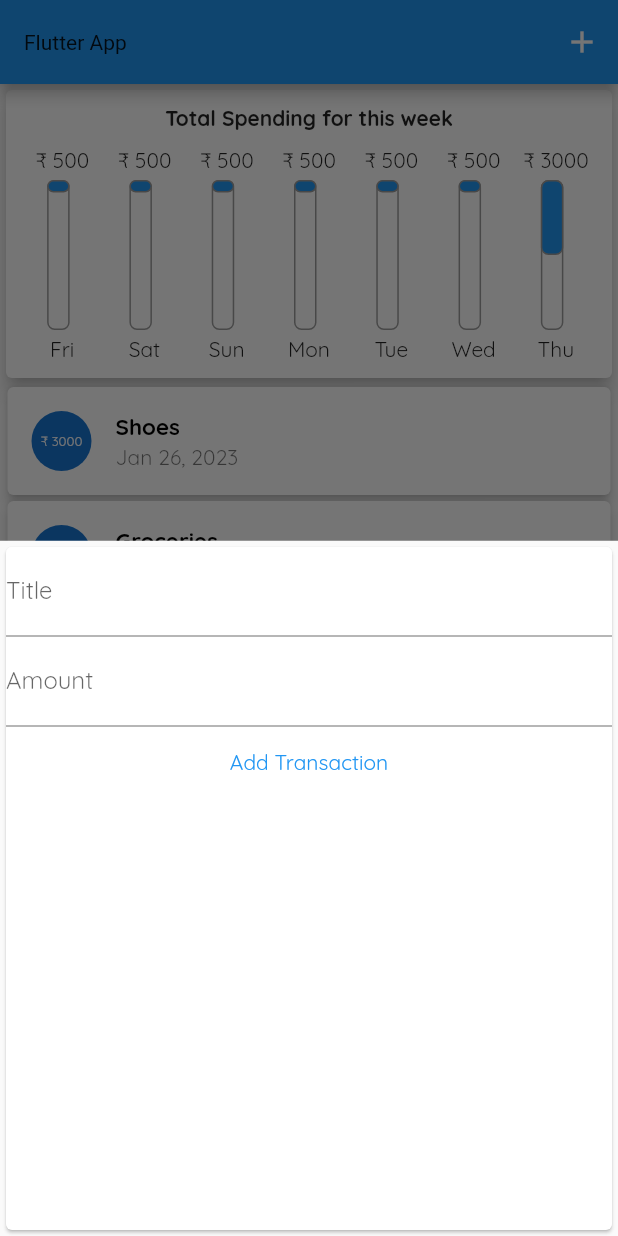
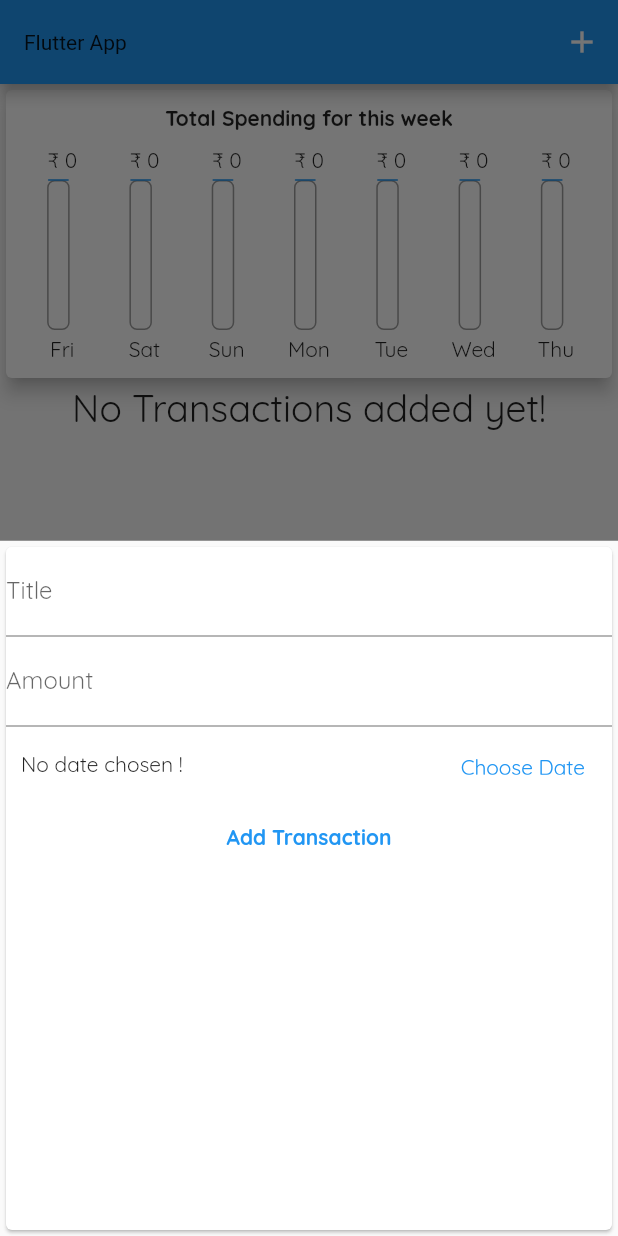
Before and after one commit to Kathan0/Cost_Management_App, a Flutter app: the screen it shows after launch, after a tap on the "add" icon, on a phone screen of 412 x 824 dp. Run offline on Flutter 3.47's test engine with Material 2 defaults, Android fonts, the phone set to English and light mode, and no system bars; missing offline and left inert: dart:ffi.

Commit message:
Changes in UI

```diff
--- a/lib/main.dart
+++ b/lib/main.dart
@@ -39,37 +39,22 @@ class MyHomePage extends StatefulWidget {
 }
 
 class _MyHomePageState extends State<MyHomePage> {
-  final List<Transactions> _userTransactions = [
-    Transactions(id: 't1', title: 'Shoes', amount: 3000, date: DateTime.now()),
-    Transactions(
-        id: 't2', title: 'Groceries', amount: 500, date: DateTime.now().subtract(Duration(days: 1))
-        ),
-    Transactions(
-        id: 't2', title: 'Groceries', amount: 500, date: DateTime.now().subtract(Duration(days: 2))
-        ),
-    Transactions(
-        id: 't2', title: 'Groceries', amount: 500, date: DateTime.now().subtract(Duration(days: 3))
-        ),
-    Transactions(
-        id: 't2', title: 'Groceries', amount: 500, date: DateTime.now().subtract(Duration(days: 4))
-        ),
-    Transactions(
-        id: 't2', title: 'Groceries', amount: 500, date: DateTime.now().subtract(Duration(days: 5))
-        ),
-    Transactions(
-        id: 't2', title: 'Groceries', amount: 500, date: DateTime.now().subtract(Duration(days: 6))
-        )
-  ];
+  final List<Transactions> _userTransactions = [];
 
-  void addTxn(String title, String amt) {
+  void addTxn(String title, String amt, DateTime date) {
     setState(() {
       _userTransactions.add(Transactions(
-          id: DateTime.now().toString
-          (),
+          id: DateTime.now().toString(),
           title: title,
           amount: int.parse(amt),
-          date: DateTime.now()));
+          date: date));
     });
+  }
+
+  void deleteTxn(String id) {
+    setState(() {
+  _userTransactions.removeWhere((element) => element.id == id);
+  });
   }
 
   void startAddNewTransaction(BuildContext context) {
@@ -86,9 +71,7 @@ class _MyHomePageState extends State<MyHomePage> {
 
   List<Transactions> get recentTransactions {
     return _userTransactions.where((tx) {
-      return tx.date.isAfter(
-        DateTime.now().subtract(Duration(days: 7))
-        );
+      return tx.date.isAfter(DateTime.now().subtract(Duration(days: 7)));
     }).toList();
   }
 
@@ -106,7 +89,9 @@ class _MyHomePageState extends State<MyHomePage> {
       body: Container(
           child: Column(children: <Widget>[
         Chart(recentTransactions),
-        TransactionList(userTransactions: _userTransactions),
+        TransactionList(
+          userTransactions: _userTransactions,
+          function: deleteTxn),
       ])),
       floatingActionButtonLocation: FloatingActionButtonLocation.centerFloat,
       floatingActionButton: FloatingActionButton(
--- a/lib/widgets/addCard.dart
+++ b/lib/widgets/addCard.dart
@@ -1,4 +1,7 @@
+// ignore_for_file: prefer_const_constructors, prefer_const_literals_to_create_immutables
+
 import 'package:flutter/material.dart';
+import 'package:intl/intl.dart';
 
 class addCard extends StatefulWidget {
   final Function function;
@@ -10,18 +13,35 @@ class addCard extends StatefulWidget {
 }
 
 class _addCardState extends State<addCard> {
+
   final titleController = TextEditingController();
-
   final amtController = TextEditingController();
+  // ignore: avoid_init_to_null
+  late DateTime? datePicked = null;
 
   void submitData() {
     final title = titleController.text;
     double? amount = double.tryParse(amtController.text);
 
-    if (title.isEmpty || amount == null || amount < 0) return;
-    widget.function(title, amount.toStringAsFixed(0));
+    if (title.isEmpty || amount == null || amount < 0 || datePicked == null) return;
+    widget.function(title, amount.toStringAsFixed(0), datePicked);
     titleController.text = '';
     amtController.text = '';
+    datePicked = null;
+  }
+
+  void _presentDatePicker() {
+    showDatePicker(
+            context: context,
+            initialDate: DateTime.now(),
+            firstDate: DateTime(2023),
+            lastDate: DateTime.now())
+        .then((value) {
+      if (value == null) return;
+      setState(() {
+        datePicked = value;
+      });
+    });
   }
 
   @override
@@ -37,13 +57,35 @@ class _addCardState extends State<addCard> {
           TextField(
             decoration: InputDecoration(labelText: 'Amount'),
             keyboardType:
-                TextInputType.numberWithOptions(
-                  signed: false, decimal: true),
+                TextInputType.numberWithOptions(signed: false, decimal: true),
             controller: amtController,
             onSubmitted: (_) {},
           ),
-          TextButton(onPressed: submitData,
-          child: Text('Add Transaction')),
+          Container(
+            padding: EdgeInsets.all(10),
+            height: 50,
+            child: Row(
+              children: [
+                Expanded(
+                    child: Text(datePicked == null
+                        ? 'No date chosen !'
+                        : 'Date Chosen: ${DateFormat.yMd().format(datePicked!)}')),
+                TextButton(
+                  onPressed: _presentDatePicker,
+                  child: Text(
+                    'Choose Date',
+                    style: TextStyle(color: Theme.of(context).primaryColor),
+                  ),
+                )
+              ],
+            ),
+          ),
+          TextButton(
+              onPressed: submitData,
+              child: Text(
+                'Add Transaction',
+                style: TextStyle(fontWeight: FontWeight.bold),
+              )),
         ],
       ),
     );
--- a/lib/widgets/transaction_list.dart
+++ b/lib/widgets/transaction_list.dart
@@ -8,53 +8,38 @@ import 'package:intl/intl.dart';
 class TransactionList extends StatelessWidget {
   // ignore: prefer_final_fields
   final List<Transactions> userTransactions;
+  final Function function;
 
   late String title;
   late String amount;
   late DateTime date;
 
-  TransactionList({super.key, required this.userTransactions});
-
-  String month(int mon) {
-    if (mon == 1) return 'January';
-    if (mon == 2) return 'February';
-    if (mon == 3) return 'March';
-    if (mon == 4) return 'April';
-    if (mon == 5) return 'May';
-    if (mon == 6) return 'June';
-    if (mon == 7) return 'July';
-    if (mon == 8) return 'August';
-    if (mon == 9) return 'September';
-    if (mon == 10) return 'October';
-    if (mon == 11) {
-      return 'November';
-    } else {
-      return 'December';
-    }
-  }
+  TransactionList({super.key, required this.userTransactions, required this.function});
 
   // ignore: non_constant_identifier_names
-  Widget card_return(String title, int amount, DateTime date) {
+  Widget card_return(String title, int amount, DateTime date, String id) {
     return Card(
       elevation: 3,
       margin: EdgeInsets.symmetric(horizontal: 5, vertical: 2),
-
       child: ListTile(
         leading: CircleAvatar(
           radius: 20,
           child: Padding(
             padding: EdgeInsets.all(6),
-              child: FittedBox(
-                child: Text('₹ $amount')
+            child: FittedBox(child: Text('₹ $amount')),
           ),
         ),
+        title: Text(
+          title,
+          style: const TextStyle(
+              fontSize: 15, color: Colors.black, fontWeight: FontWeight.bold),
         ),
-          title: Text(title,
-                  style: const TextStyle(
-                      fontSize: 15,
-                      color: Colors.black,
-                      fontWeight: FontWeight.bold),),
         subtitle: Text(DateFormat.yMMMd().format(date)),
+        trailing: IconButton(
+          // ignore: prefer_const_constructors
+          icon: Icon(Icons.delete),
+          onPressed: ()=>function(id),
+        ),
       ),
     );
   }
@@ -63,10 +48,18 @@ class TransactionList extends StatelessWidget {
   Widget build(BuildContext context) {
     return Container(
         height: MediaQuery.of(context).size.height - 294.429,
-        child: ListView.builder(
+        child:
+            userTransactions.isEmpty ?
+            const Text('No Transactions added yet!', style: TextStyle(
+              fontSize: 25
+            ),) : ListView.builder(
           itemBuilder: (ctx, index) {
-            return card_return(userTransactions[index].title,
-                userTransactions[index].amount, userTransactions[index].date);
+            return
+             card_return(
+              userTransactions[index].title,
+                userTransactions[index].amount,
+                userTransactions[index].date,
+                userTransactions[index].id);
           },
           itemCount: userTransactions.length,
         ));
```
Also changed, not shown: 2 other files. Lines whose indentation alone changed are shown as unchanged.
